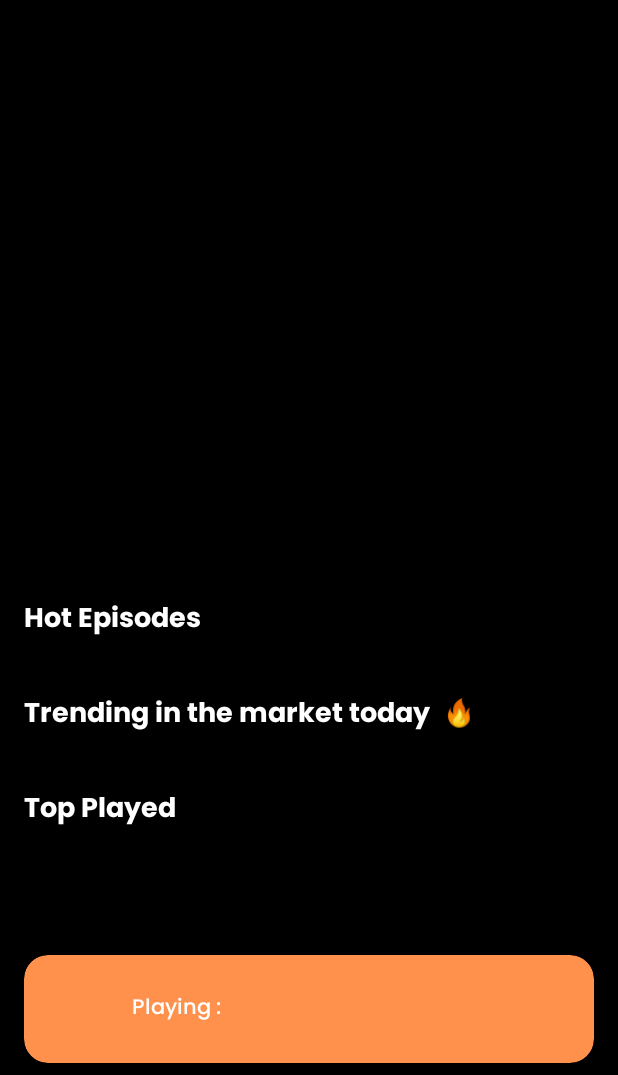
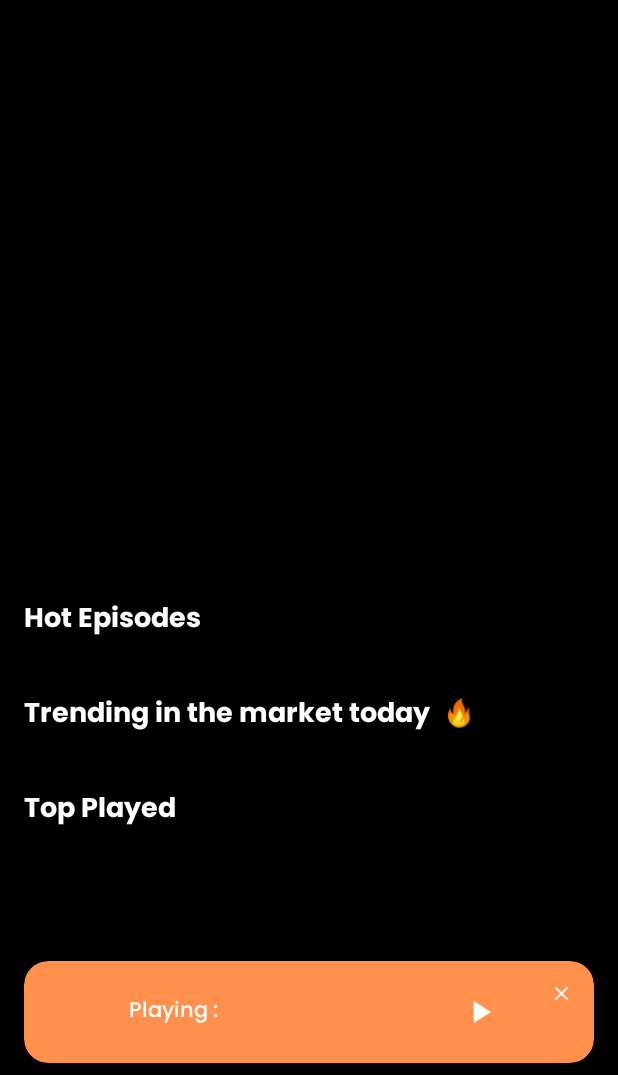
Before and after one commit to SajidEqubal/Kahani, an Android app: the layout activity_home.xml on its own in the app's theme, with its tools: preview values and no code run, on a phone screen of 412 x 824 dp, the part 161-1236 px from its top. Run offline under Robolectric (Android 15) with nearby library versions, the phone set to English and light mode, and no system bars.

Commit message:
Play Stop Added

```diff
--- /dev/null
+++ b/app/src/main/res/drawable/ic_pause.xml
@@ -0,0 +1,5 @@
+<vector xmlns:android="http://schemas.android.com/apk/res/android" android:height="24dp" android:tint="#FFFFFF" android:viewportHeight="24" android:viewportWidth="24" android:width="24dp">
+
+    <path android:fillColor="@android:color/white" android:pathData="M6,19h4L10,5L6,5v14zM14,5v14h4L18,5h-4z"/>
+
+</vector>
--- /dev/null
+++ b/app/src/main/res/drawable/ic_play.xml
@@ -0,0 +1,5 @@
+<vector xmlns:android="http://schemas.android.com/apk/res/android" android:height="24dp" android:tint="#FFFFFF" android:viewportHeight="24" android:viewportWidth="24" android:width="24dp">
+
+    <path android:fillColor="@android:color/white" android:pathData="M8,5v14l11,-7z"/>
+
+</vector>
--- a/app/src/main/res/layout/activity_home.xml
+++ b/app/src/main/res/layout/activity_home.xml
@@ -202,7 +202,7 @@
             android:layout_width="match_parent"
             android:layout_height="wrap_content"
             android:layout_alignParentBottom="true"
-            android:padding="16dp">
+            android:padding="14dp">
 
             <ImageView
                 android:id="@+id/song_cover_image_view"
@@ -222,9 +222,25 @@
                 android:fontFamily="@font/poppins_medium"
                 android:paddingStart="16dp"
                 android:text="Playing : "
-                android:textAlignment="center"
                 android:textColor="@color/white" />
 
+            <!-- Play/Pause button -->
+            <ImageView
+                android:layout_marginEnd="34sp"
+                android:id="@+id/playPauseImage"
+                android:layout_width="25dp"
+                android:layout_height="25dp"
+                android:layout_toStartOf="@id/closeImage"
+                android:layout_centerVertical="true"
+                android:src="@drawable/ic_play" />
+
+            <ImageView
+                android:id="@+id/closeImage"
+                android:layout_width="15dp"
+                android:layout_height="15dp"
+                android:layout_alignParentEnd="true"
+                android:layout_alignParentTop="true"
+                android:src="@drawable/close" />
         </RelativeLayout>
 
     </androidx.cardview.widget.CardView>
```
Also changed, not shown: app/src/main/java/com/shadspace/kahani/MyExoplayer.kt (+20 -12 lines), app/src/main/java/com/shadspace/kahani/ui/Home.kt (+42 -6 lines).
